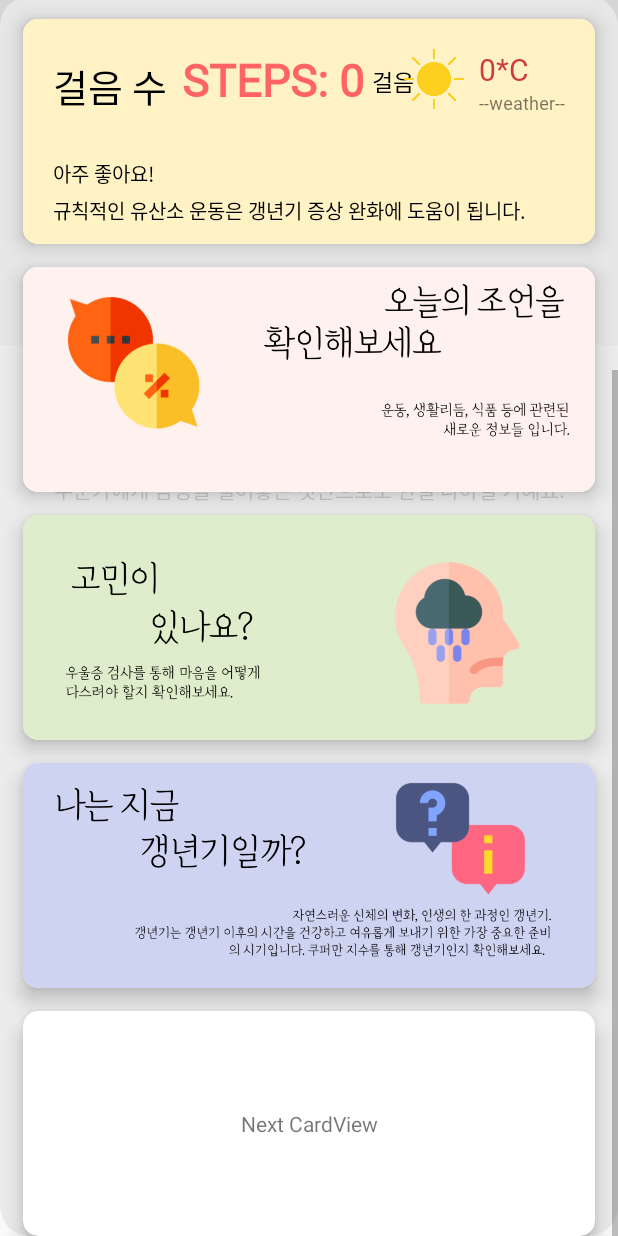
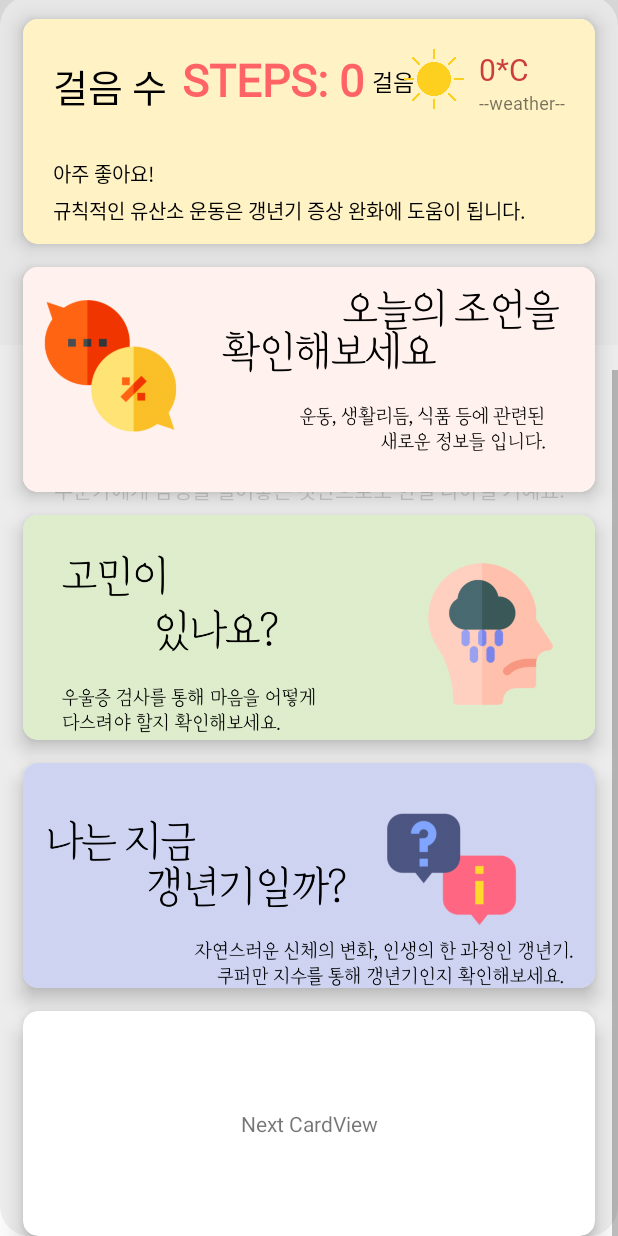
Before and after one commit to Midstart/Midstart_repo, an Android app: the MainActivity screen opened directly, with no data from a screen before it, scrolled down 352 dp, on a phone screen of 412 x 824 dp. Run offline under Robolectric (Android 15) with nearby library versions, the phone set to English and light mode, and no system bars; our stand-ins replace Firebase (no records; nobody signed in at launch, a user with empty details on screens opened directly); libraries missing offline, so code that uses them is left out: com.loopj.android; 1 statement that could not run was skipped.

Commit message:
썸네일 글씨 수정

```diff
--- a/app/src/main/res/layout/activity_main.xml
+++ b/app/src/main/res/layout/activity_main.xml
@@ -305,6 +305,8 @@
                         android:layout_height="200dp"
                         android:scaleType="centerCrop"
                         android:src="@drawable/thumbnail04"
+                        android:layout_marginBottom="60dp"
+
                         tools:ignore="MissingConstraints"></ImageView>
 
                 </androidx.cardview.widget.CardView>
```
Also changed, not shown: app/src/main/res/drawable-v24/thumbnail02.png (deleted), app/src/main/res/drawable-v24/thumbnail03.png (deleted), app/src/main/res/drawable-v24/thumbnail04.png (deleted), app/src/main/res/drawable/thumbnail02.png (added), app/src/main/res/drawable/thumbnail03.png (added), app/src/main/res/drawable/thumbnail04.png.
